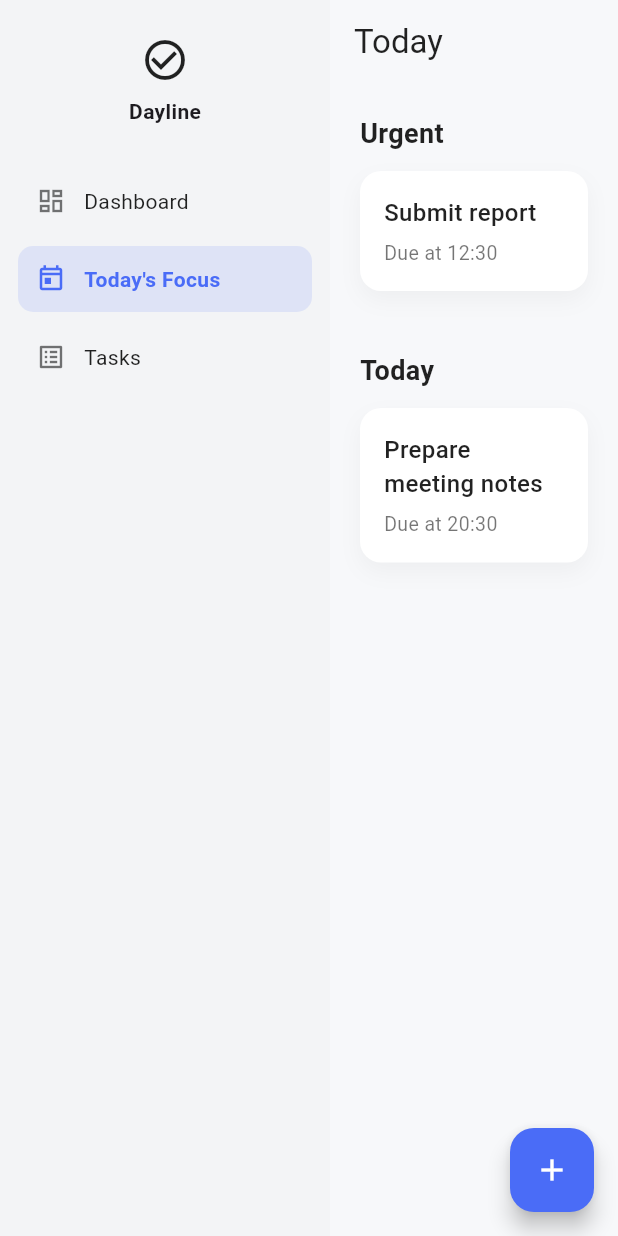
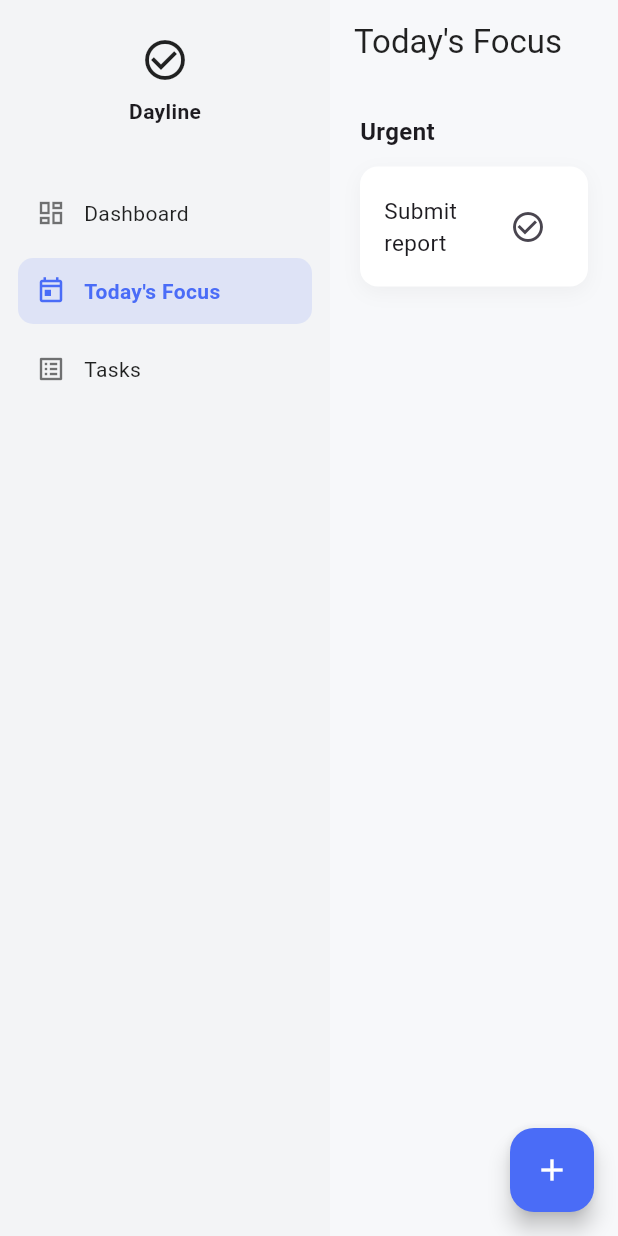
Before and after one commit to Gilmorecollins/Dayline, a Flutter app: the screen it shows after launch, after a tap on "Today's Focus", on a phone screen of 412 x 824 dp. Run offline on Flutter 3.47's test engine with Material 3 defaults, Android fonts, the phone set to English and light mode, and no system bars.

Commit message:
Implement reactive TaskStore and wire Dashboard & Today’s Focus

```diff
--- a/lib/app_shell.dart
+++ b/lib/app_shell.dart
@@ -2,7 +2,9 @@ import 'package:flutter/material.dart';
 
 import 'features/home/home_screen.dart';
 import 'features/today/today_screen.dart';
-import 'core/logic/demo_tasks.dart';
+
+import 'core/store/task_store.dart';
+import 'core/store/demo_task_seed.dart';
 import 'core/logic/today_focus_engine.dart';
 
 enum AppSection {
@@ -21,31 +23,43 @@ class AppShell extends StatefulWidget {
 class _AppShellState extends State<AppShell> {
   AppSection _current = AppSection.dashboard;
 
+  late final TaskStore _store;
+
   static const Color accentColor = Color(0xFF4A6CF7);
   static const Color sideNavBg = Color(0xFFF3F4F6);
 
   @override
+  void initState() {
+    super.initState();
+    _store = seedTaskStore();
+  }
+
+  @override
   Widget build(BuildContext context) {
-    final tasks = demoTasks();
-    final focus = TodayFocusEngine.build(tasks);
+    final focus = TodayFocusEngine.build(_store.allTasks);
 
     Widget content;
     switch (_current) {
       case AppSection.dashboard:
-        content = const HomeScreen();
+        content = HomeScreen(store: _store);
         break;
       case AppSection.todaysFocus:
-        content = TodayScreen(focus: focus);
+       content = TodayScreen(store: _store);
+
         break;
       case AppSection.tasks:
-        content = const Center(child: Text('Tasks (coming soon)'));
+        content = const Center(
+          child: Text('Tasks (coming soon)'),
+        );
         break;
     }
 
     return Scaffold(
       floatingActionButton: FloatingActionButton(
         backgroundColor: accentColor,
-        onPressed: () {},
+        onPressed: () {
+          // Task creation comes next phase
+        },
         child: const Icon(Icons.add, color: Colors.white),
       ),
       body: Row(
@@ -69,7 +83,7 @@ class _AppShellState extends State<AppShell> {
                   ),
                 ),
 
-                const SizedBox(height: 24),
+                const SizedBox(height: 32),
 
                 _SideNavItem(
                   icon: Icons.dashboard_outlined,
@@ -89,7 +103,8 @@ class _AppShellState extends State<AppShell> {
                   icon: Icons.list_alt_outlined,
                   label: 'Tasks',
                   selected: _current == AppSection.tasks,
-                  onTap: () => setState(() => _current = AppSection.tasks),
+                  onTap: () =>
+                      setState(() => _current = AppSection.tasks),
                 ),
               ],
             ),
@@ -118,7 +133,7 @@ class _SideNavItem extends StatelessWidget {
 
   @override
   Widget build(BuildContext context) {
-    const accentColor = Color(0xFF4A6CF7);
+    const Color accentColor = Color(0xFF4A6CF7);
 
     return Padding(
       padding: const EdgeInsets.symmetric(horizontal: 12, vertical: 4),
--- a/lib/core/logic/demo_tasks.dart
+++ /dev/null
@@ -1,29 +0,0 @@
-import '../models/task.dart';
-
-List<Task> demoTasks() {
-  final now = DateTime.now();
-
-  return [
-    Task(
-      id: '1',
-      title: 'Submit report',
-      deadline: now.add(const Duration(hours: 2)),
-      priority: TaskPriority.low,
-      originalPriority: TaskPriority.low,
-    ),
-    Task(
-      id: '2',
-      title: 'Prepare meeting notes',
-      deadline: now.add(const Duration(hours: 10)),
-      priority: TaskPriority.medium,
-      originalPriority: TaskPriority.medium,
-    ),
-    Task(
-      id: '3',
-      title: 'Plan next week',
-      deadline: now.add(const Duration(days: 2)),
-      priority: TaskPriority.low,
-      originalPriority: TaskPriority.low,
-    ),
-  ];
-}
--- a/lib/core/logic/priority_engine.dart
+++ b/lib/core/logic/priority_engine.dart
@@ -1,9 +1,15 @@
 import '../models/task.dart';
 
 class PriorityEngine {
+  /// Calculates an effective priority based on time remaining.
+  /// This does NOT mutate the task.
   static TaskPriority calculate(Task task) {
+    if (task.dueAt == null) {
+      return task.priority;
+    }
+
     final now = DateTime.now();
-    final remaining = task.deadline.difference(now);
+    final remaining = task.dueAt!.difference(now);
 
     // Overdue or within 6 hours → Critical
     if (remaining.inMinutes <= 360) {
@@ -20,7 +26,7 @@ class PriorityEngine {
       return TaskPriority.medium;
     }
 
-    // Otherwise, keep original priority
-    return task.originalPriority;
+    // Otherwise, keep assigned priority
+    return task.priority;
   }
 }
--- a/lib/core/logic/today_focus_engine.dart
+++ b/lib/core/logic/today_focus_engine.dart
@@ -1,9 +1,8 @@
 import '../models/task.dart';
-import 'priority_engine.dart';
 
 class TodayFocus {
-  final List<Task> urgent; // next 6 hours or overdue
-  final List<Task> today;  // rest of today
+  final List<Task> urgent;
+  final List<Task> today;
 
   TodayFocus({
     required this.urgent,
@@ -13,31 +12,14 @@ class TodayFocus {
 
 class TodayFocusEngine {
   static TodayFocus build(List<Task> tasks) {
-    final now = DateTime.now();
+    final urgent = tasks.where((t) {
+      if (t.dueAt == null) return false;
+      final now = DateTime.now();
+      final diff = t.dueAt!.difference(now);
+      return diff.inHours <= 6 && !t.isBacklog;
+    }).toList();
 
-    final urgent = <Task>[];
-    final today = <Task>[];
-
-    for (final task in tasks) {
-      if (task.status == TaskStatus.completed) continue;
-
-      final updatedPriority = PriorityEngine.calculate(task);
-      final hoursRemaining = task.deadline.difference(now).inHours;
-
-      final isToday =
-          task.deadline.year == now.year &&
-          task.deadline.month == now.month &&
-          task.deadline.day == now.day;
-
-      if (hoursRemaining <= 6) {
-        urgent.add(task);
-      } else if (isToday) {
-        today.add(task);
-      }
-    }
-
-    urgent.sort((a, b) => a.deadline.compareTo(b.deadline));
-    today.sort((a, b) => a.deadline.compareTo(b.deadline));
+    final today = tasks.where((t) => t.isToday && !urgent.contains(t)).toList();
 
     return TodayFocus(
       urgent: urgent,
--- a/lib/core/models/task.dart
+++ b/lib/core/models/task.dart
@@ -1,3 +1,10 @@
+enum TaskStatus {
+  pending,
+  inProgress,
+  needsReview,
+  completed,
+}
+
 enum TaskPriority {
   critical,
   high,
@@ -5,33 +12,52 @@ enum TaskPriority {
   low,
 }
 
-enum TaskStatus {
-  pending,
-  completed,
-}
-
 class Task {
   final String id;
   final String title;
-  final DateTime deadline;
-  final TaskPriority priority;
-  final TaskPriority originalPriority;
-  final TaskStatus status;
+  final String? description;
+
   final DateTime createdAt;
-  final DateTime? lastEscalatedAt;
+  final DateTime? dueAt;
+
+  TaskStatus status;
+  TaskPriority priority;
 
   Task({
     required this.id,
     required this.title,
-    required this.deadline,
-    required this.priority,
-    required this.originalPriority,
+    this.description,
+    required this.createdAt,
+    this.dueAt,
     this.status = TaskStatus.pending,
-    DateTime? createdAt,
-    this.lastEscalatedAt,
-  }) : createdAt = createdAt ?? DateTime.now();
+    this.priority = TaskPriority.medium,
+  });
 
-  bool get isOverdue => DateTime.now().isAfter(deadline);
+  /// A task is overdue (Backlog) if:
+  /// - It has a due date
+  /// - It is NOT completed
+  /// - Due date is in the past
+  bool get isBacklog {
+    if (dueAt == null) return false;
+    if (status == TaskStatus.completed) return false;
+    return dueAt!.isBefore(DateTime.now());
+  }
 
-  Duration get timeRemaining => deadline.difference(DateTime.now());
+  /// A task belongs to "Today"
+  bool get isToday {
+    if (dueAt == null) return false;
+    final now = DateTime.now();
+    return dueAt!.year == now.year &&
+        dueAt!.month == now.month &&
+        dueAt!.day == now.day;
+  }
+
+  /// A task is upcoming if due in the future (excluding today)
+  bool get isUpcoming {
+    if (dueAt == null) return false;
+    final now = DateTime.now();
+    return dueAt!.isAfter(
+      DateTime(now.year, now.month, now.day, 23, 59),
+    );
+  }
 }
--- /dev/null
+++ b/lib/core/store/demo_task_seed.dart
@@ -0,0 +1,37 @@
+import '../models/task.dart';
+import 'task_store.dart';
+
+TaskStore seedTaskStore() {
+  final store = TaskStore();
+
+  store.addTask(
+    Task(
+      id: '1',
+      title: 'Submit report',
+      createdAt: DateTime.now(),
+      dueAt: DateTime.now().add(const Duration(hours: 2)),
+      priority: TaskPriority.critical,
+    ),
+  );
+
+  store.addTask(
+    Task(
+      id: '2',
+      title: 'Prepare meeting notes',
+      createdAt: DateTime.now(),
+      dueAt: DateTime.now().add(const Duration(days: 1)),
+      status: TaskStatus.inProgress,
+    ),
+  );
+
+  store.addTask(
+    Task(
+      id: '3',
+      title: 'Review documents',
+      createdAt: DateTime.now(),
+      dueAt: DateTime.now().subtract(const Duration(days: 1)),
+    ),
+  );
+
+  return store;
+}
--- /dev/null
+++ b/lib/core/store/task_store.dart
@@ -0,0 +1,47 @@
+import 'package:flutter/foundation.dart';
+import '../models/task.dart';
+
+class TaskStore extends ChangeNotifier {
+  final List<Task> _tasks = [];
+
+  // ---------- Mutations ----------
+  void addTask(Task task) {
+    _tasks.add(task);
+    notifyListeners();
+  }
+
+  void removeTask(String taskId) {
+    _tasks.removeWhere((t) => t.id == taskId);
+    notifyListeners();
+  }
+
+  void updateStatus(String taskId, TaskStatus status) {
+    final task = _tasks.firstWhere((t) => t.id == taskId);
+    task.status = status;
+    notifyListeners();
+  }
+
+  // ---------- Raw access ----------
+  List<Task> get allTasks => List.unmodifiable(_tasks);
+
+  // ---------- Derived counts ----------
+  int get totalTasks => _tasks.length;
+
+  int get todayTasks =>
+      _tasks.where((t) => t.isToday && !t.isBacklog).length;
+
+  int get upcomingTasks =>
+      _tasks.where((t) => t.isUpcoming && !t.isBacklog).length;
+
+  int get inProgressTasks =>
+      _tasks.where((t) => t.status == TaskStatus.inProgress).length;
+
+  int get needsReviewTasks =>
+      _tasks.where((t) => t.status == TaskStatus.needsReview).length;
+
+  int get completedTasks =>
+      _tasks.where((t) => t.status == TaskStatus.completed).length;
+
+  int get backlogTasks =>
+      _tasks.where((t) => t.isBacklog).length;
+}
--- a/lib/features/home/home_screen.dart
+++ b/lib/features/home/home_screen.dart
@@ -1,7 +1,13 @@
 import 'package:flutter/material.dart';
+import '../../core/store/task_store.dart';
 
 class HomeScreen extends StatelessWidget {
-  const HomeScreen({super.key});
+  final TaskStore store;
+
+  const HomeScreen({
+    super.key,
+    required this.store,
+  });
 
   @override
   Widget build(BuildContext context) {
@@ -16,7 +22,6 @@ class HomeScreen extends StatelessWidget {
           style: TextStyle(fontWeight: FontWeight.w600),
         ),
         actions: [
-          // Search field
           Padding(
             padding: const EdgeInsets.symmetric(vertical: 8),
             child: SizedBox(
@@ -25,10 +30,6 @@ class HomeScreen extends StatelessWidget {
                 decoration: InputDecoration(
                   hintText: 'Search anything',
                   prefixIcon: const Icon(Icons.search, size: 20),
-                  suffixIcon: const Padding(
-                    padding: EdgeInsets.only(right: 8),
-                    child: Icon(Icons.keyboard, size: 16),
-                  ),
                   filled: true,
                   fillColor: Colors.white,
                   contentPadding:
@@ -41,22 +42,14 @@ class HomeScreen extends StatelessWidget {
               ),
             ),
           ),
-          const SizedBox(width: 12),
-
-          // Settings button
           IconButton(
-            tooltip: 'Settings',
             onPressed: () {},
             icon: const Icon(Icons.settings_outlined),
           ),
-
-          // Help button
           IconButton(
-            tooltip: 'Help',
             onPressed: () {},
             icon: const Icon(Icons.help_outline),
           ),
-
           const SizedBox(width: 12),
         ],
       ),
@@ -65,35 +58,35 @@ class HomeScreen extends StatelessWidget {
         child: Wrap(
           spacing: 16,
           runSpacing: 16,
-          children: const [
+          children: [
             _SummaryCard(
               label: 'Total Tasks',
-              value: '—',
+              value: store.totalTasks.toString(),
               icon: Icons.list_alt,
             ),
             _SummaryCard(
               label: 'Today',
-              value: '—',
+              value: store.todayTasks.toString(),
               icon: Icons.today,
             ),
             _SummaryCard(
               label: 'Upcoming',
-              value: '—',
+              value: store.upcomingTasks.toString(),
               icon: Icons.schedule,
             ),
             _SummaryCard(
               label: 'In Progress',
-              value: '—',
+              value: store.inProgressTasks.toString(),
               icon: Icons.timelapse,
             ),
             _SummaryCard(
               label: 'Needs Review',
-              value: '—',
+              value: store.needsReviewTasks.toString(),
               icon: Icons.rate_review,
             ),
             _SummaryCard(
               label: 'Backlogs',
-              value: '—',
+              value: store.backlogTasks.toString(),
               icon: Icons.warning_amber_rounded,
             ),
           ],
@@ -133,18 +126,13 @@ class _SummaryCard extends StatelessWidget {
       child: Column(
         crossAxisAlignment: CrossAxisAlignment.start,
         children: [
-          Icon(
-            icon,
-            size: 20,
-            color: Colors.black54,
-          ),
+          Icon(icon, size: 20, color: Colors.black54),
           const SizedBox(height: 12),
           Text(
             value,
             style: const TextStyle(
               fontSize: 22,
               fontWeight: FontWeight.w600,
-              color: Colors.black87,
             ),
           ),
           const SizedBox(height: 4),
--- a/lib/features/today/today_screen.dart
+++ b/lib/features/today/today_screen.dart
@@ -1,22 +1,27 @@
 import 'package:flutter/material.dart';
-
+import '../../core/store/task_store.dart';
 import '../../core/logic/today_focus_engine.dart';
 import '../../core/models/task.dart';
 
 class TodayScreen extends StatelessWidget {
-  final TodayFocus focus;
+  final TaskStore store;
 
   const TodayScreen({
     super.key,
-    required this.focus,
+    required this.store,
   });
 
   @override
   Widget build(BuildContext context) {
+    return AnimatedBuilder(
+      animation: store,
+      builder: (context, _) {
+        final focus = TodayFocusEngine.build(store.allTasks);
+
         return Scaffold(
           backgroundColor: const Color(0xFFF7F8FA),
           appBar: AppBar(
-        title: const Text('Today'),
+            title: const Text("Today's Focus"),
             elevation: 0,
             backgroundColor: const Color(0xFFF7F8FA),
             foregroundColor: Colors.black87,
@@ -25,40 +30,52 @@ class TodayScreen extends StatelessWidget {
             padding: const EdgeInsets.all(20),
             children: [
               if (focus.urgent.isNotEmpty) ...[
-            _sectionTitle('Urgent'),
+                const Text(
+                  'Urgent',
+                  style: TextStyle(
+                    fontSize: 16,
+                    fontWeight: FontWeight.w600,
+                  ),
+                ),
                 const SizedBox(height: 12),
-            ...focus.urgent.map((t) => _TaskCard(task: t)),
-            const SizedBox(height: 28),
+                ...focus.urgent.map((task) => _TaskTile(
+                      task: task,
+                      store: store,
+                    )),
+                const SizedBox(height: 24),
               ],
-          _sectionTitle('Today'),
+
+              if (focus.today.isNotEmpty) ...[
+                const Text(
+                  'Today',
+                  style: TextStyle(
+                    fontSize: 16,
+                    fontWeight: FontWeight.w600,
+                  ),
+                ),
                 const SizedBox(height: 12),
-          if (focus.today.isEmpty)
-            const Text(
-              'Nothing else scheduled.',
-              style: TextStyle(color: Colors.black54),
-            ),
-          ...focus.today.map((t) => _TaskCard(task: t)),
+                ...focus.today.map((task) => _TaskTile(
+                      task: task,
+                      store: store,
+                    )),
+              ],
             ],
           ),
         );
-  }
-
-  Widget _sectionTitle(String text) {
-    return Text(
-      text,
-      style: const TextStyle(
-        fontSize: 18,
-        fontWeight: FontWeight.w600,
-        color: Colors.black87,
-      ),
+      },
     );
   }
 }
 
-class _TaskCard extends StatelessWidget {
+class _TaskTile extends StatelessWidget {
   final Task task;
+  final TaskStore store;
 
-  const _TaskCard({required this.task});
+
+  const _TaskTile({
+    required this.task,
+    required this.store,
+  });
 
   @override
   Widget build(BuildContext context) {
@@ -67,34 +84,29 @@ class _TaskCard extends StatelessWidget {
       padding: const EdgeInsets.all(16),
       decoration: BoxDecoration(
         color: Colors.white,
-        borderRadius: BorderRadius.circular(14),
+        borderRadius: BorderRadius.circular(12),
         boxShadow: [
           BoxShadow(
             color: Colors.black.withOpacity(0.04),
-            blurRadius: 12,
-            offset: const Offset(0, 6),
+            blurRadius: 10,
+            offset: const Offset(0, 4),
           ),
         ],
       ),
-      child: Column(
-        crossAxisAlignment: CrossAxisAlignment.start,
+      child: Row(
         children: [
-          Text(
+          Expanded(
+            child: Text(
               task.title,
-            style: const TextStyle(
-              fontSize: 16,
-              fontWeight: FontWeight.w500,
-              color: Colors.black87,
+              style: const TextStyle(fontSize: 15),
             ),
           ),
-          const SizedBox(height: 6),
-          Text(
-            'Due at ${task.deadline.hour.toString().padLeft(2, '0')}:'
-            '${task.deadline.minute.toString().padLeft(2, '0')}',
-            style: const TextStyle(
-              fontSize: 13,
-              color: Colors.black54,
-            ),
+          IconButton(
+            tooltip: 'Mark completed',
+            icon: const Icon(Icons.check_circle_outline),
+            onPressed: () {
+              store.updateStatus(task.id, TaskStatus.completed);
+            },
           ),
         ],
       ),
```
Lines whose indentation alone changed are shown as unchanged.
